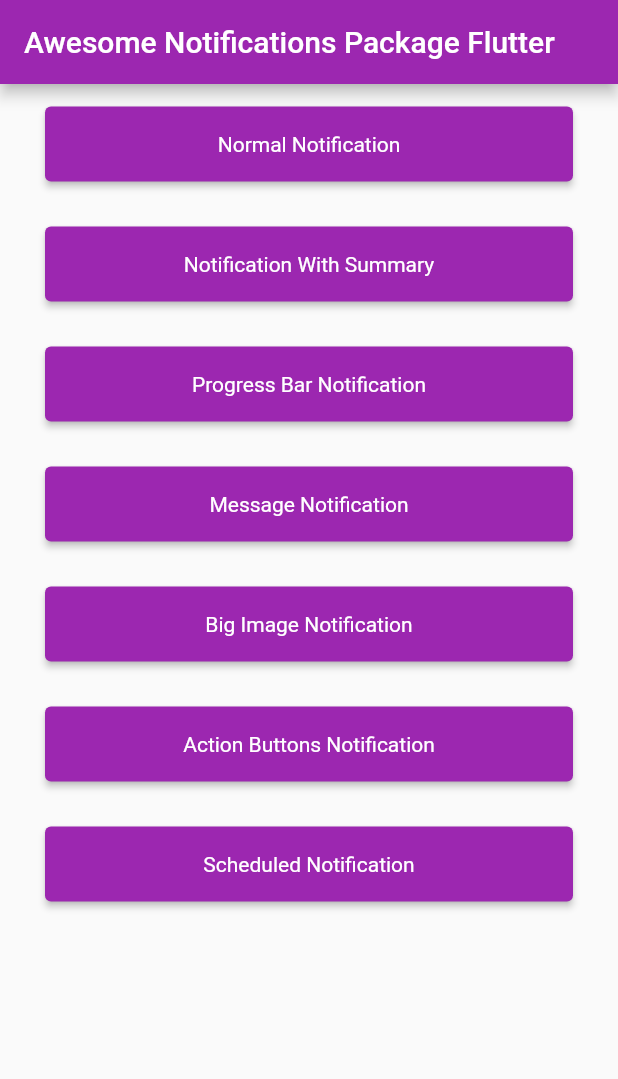
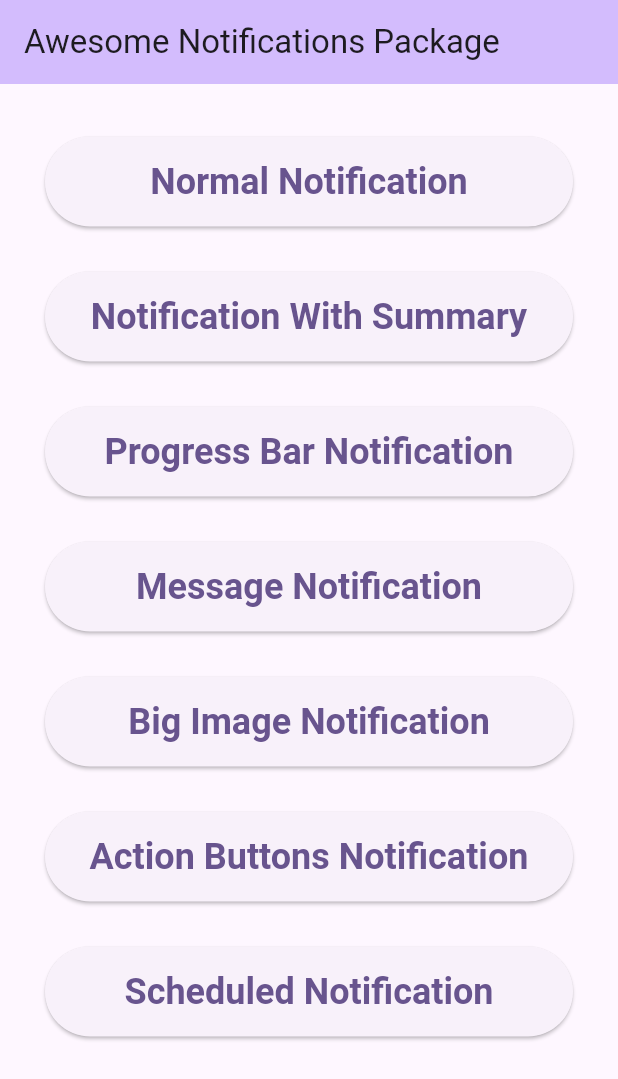
Before and after one commit to MuhammadBilalAkbar/awesome_notifications_package_flutter, a Flutter app: the screen it shows after launch, on a phone screen of 412 x 824 dp. Shown: the top 1079 px of the screen. Run offline on Flutter 3.47's test engine with Material 2 defaults, Android fonts, the phone set to English and light mode, and no system bars; our stand-ins replace awesome_notifications.

Commit message:
Initial commit

```diff
--- a/lib/main.dart
+++ b/lib/main.dart
@@ -12,13 +12,17 @@ void main() {
 class MyApp extends StatelessWidget {
   const MyApp({super.key});
 
+  static const title = 'Awesome Notifications Package';
+
   @override
   Widget build(BuildContext context) => MaterialApp(
-        title: 'Awesome Notifications Package Flutter',
+        title: title,
         debugShowCheckedModeBanner: false,
         theme: ThemeData(
           primarySwatch: Colors.purple,
+          colorScheme: ColorScheme.fromSeed(seedColor: Colors.deepPurple),
+          useMaterial3: true,
         ),
-        home: const HomeScreen(title: 'Awesome Notifications Package Flutter'),
+        home: const HomeScreen(title: title),
       );
 }
--- a/lib/screens/home_screen.dart
+++ b/lib/screens/home_screen.dart
@@ -25,12 +25,14 @@ class _HomeScreenState extends State<HomeScreen> {
   Widget build(BuildContext context) => Scaffold(
         appBar: AppBar(
           title: Text(widget.title),
+          backgroundColor: Theme.of(context).colorScheme.inversePrimary,
         ),
         body: Center(
           child: Column(
             mainAxisAlignment: MainAxisAlignment.start,
             crossAxisAlignment: CrossAxisAlignment.center,
             children: [
+              const SizedBox(height: 20),
               NotificationButton(
                 text: 'Normal Notification',
                 onPressed: () async =>
--- a/lib/services/notification_services.dart
+++ b/lib/services/notification_services.dart
@@ -25,7 +25,7 @@ class NotificationService {
           criticalAlerts: true,
           locked: true,
           enableLights: true,
-        )
+        ),
       ],
       // Channel groups are only visual and are not required
       channelGroups: [
@@ -39,7 +39,7 @@ class NotificationService {
     await AwesomeNotifications().isNotificationAllowed().then(
       (isAllowed) async {
         if (!isAllowed) {
-          debugPrint('!isAllowed');
+          debugPrint('isAllowed: $isAllowed');
           await AwesomeNotifications().requestPermissionToSendNotifications();
         }
       },
--- a/lib/widgets/notification_button.dart
+++ b/lib/widgets/notification_button.dart
@@ -16,18 +16,16 @@ class NotificationButton extends StatelessWidget {
           horizontal: 30,
           vertical: 15,
         ),
-        child: SizedBox(
-          width: MediaQuery.of(context).size.width,
-          height: 50,
-          child: ElevatedButton(
-            onPressed: onPressed,
-            style: ElevatedButton.styleFrom(
-              shadowColor: Theme.of(context).shadowColor,
-              backgroundColor: Theme.of(context).primaryColor,
-              textStyle: const TextStyle(color: Colors.white),
+        child: ElevatedButton(
+          onPressed: onPressed,
+          style: ElevatedButton.styleFrom(
+            minimumSize: const Size(500, 60),
+            textStyle: const TextStyle(
+              fontSize: 24,
+              fontWeight: FontWeight.bold,
             ),
-            child: Text(text),
           ),
+          child: Text(text),
         ),
       );
 }
```
Also changed, not shown: 8 other files.
